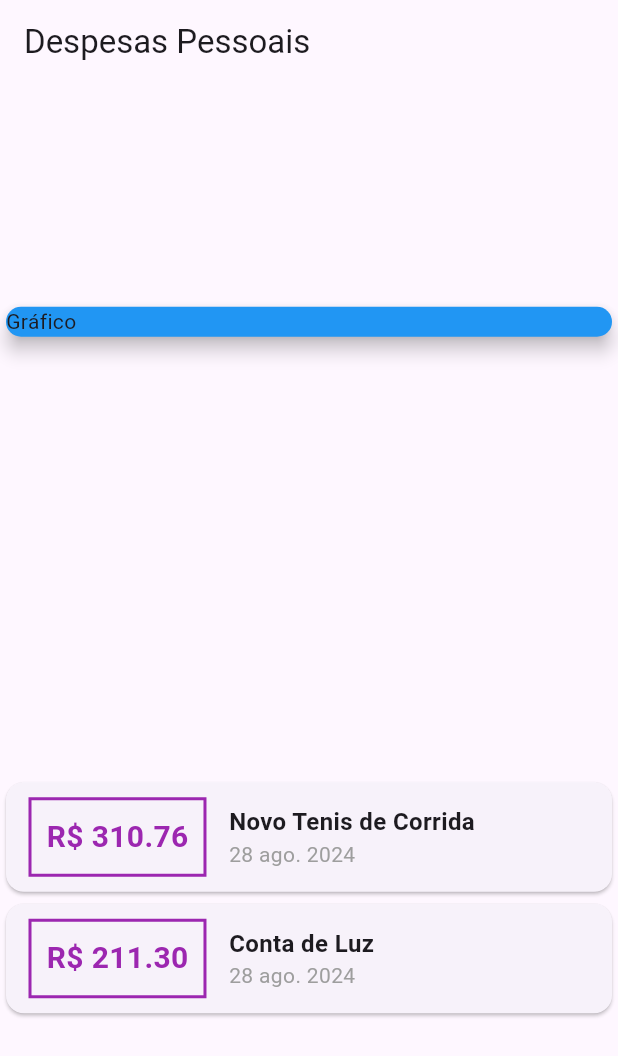
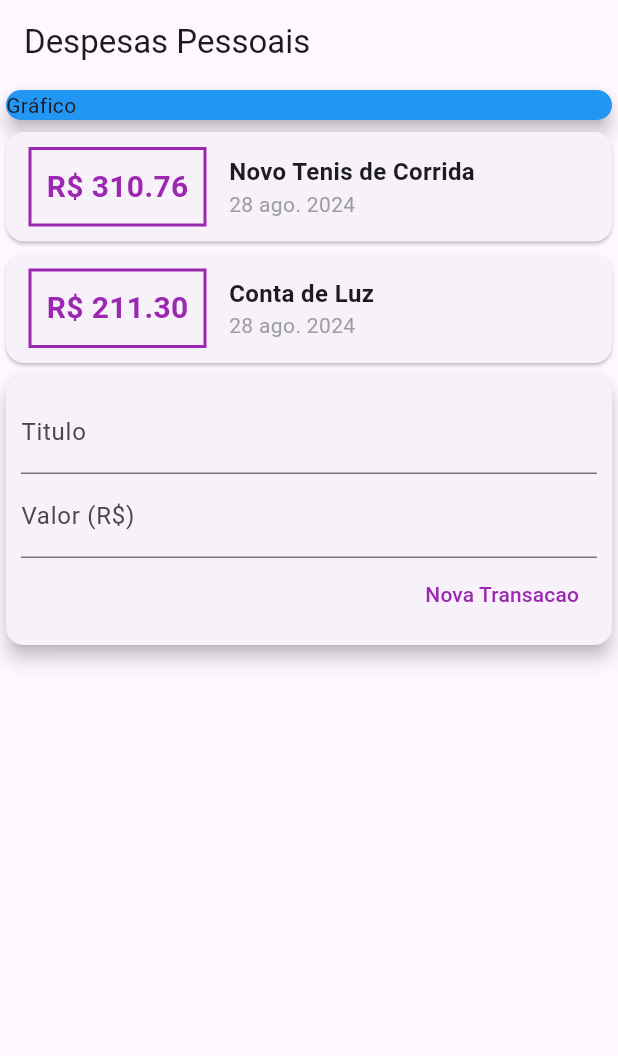
Before and after one commit to phsdeveloper/Mobile_Flutter_Estudo, a Flutter app: the screen it shows after launch, on a phone screen of 412 x 824 dp. Shown: the top 1056 px of the screen. Run offline on Flutter 3.47's test engine with Material 3 defaults, Android fonts, the phone set to English and light mode, and no system bars.

Commit message:
Aula 100. Finalizada com sucessoe compilando

```diff
--- a/Projetos/Secao03/expenses/lib/main.dart
+++ b/Projetos/Secao03/expenses/lib/main.dart
@@ -32,11 +32,9 @@ class MyHomePage extends StatelessWidget {
 
   @override
   Widget build(BuildContext context) {
-
     return Scaffold(
       appBar: AppBar(title: const Text('Despesas Pessoais')),
       body: Column(
-        mainAxisAlignment: MainAxisAlignment.spaceAround,
         crossAxisAlignment: CrossAxisAlignment.stretch,
         children: [
           const SizedBox(
@@ -76,7 +74,7 @@ class MyHomePage extends StatelessWidget {
                     ),
                     //-----------------------------------------------------------------------------
                     Column(
-                     crossAxisAlignment: CrossAxisAlignment.start,
+                      crossAxisAlignment: CrossAxisAlignment.start,
                       children: <Widget>[
                         Text(
                           tr.title,
@@ -99,13 +97,44 @@ class MyHomePage extends StatelessWidget {
               );
             }).toList(),
           ),
+          const Card(
+            elevation: 5,
+            child: Padding(
+              padding: EdgeInsets.all(10.0),
+              child: Column(
+                children: <Widget>[
+                  TextField(
+                    decoration: InputDecoration(
+                      labelText: 'Titulo',
+                    ),
+                  ),
+                  TextField(
+                    decoration: InputDecoration(
+                      labelText: 'Valor (R\$)',
+                    ),
+                  ),
+                  Row(
+                    mainAxisAlignment: MainAxisAlignment.end,
+                    children: [
+                      TextButton(
+                        onPressed: null,
+                        child: Text(
+                          'Nova Transacao',
+                          style: TextStyle(color: Colors.purple),
+                        ),
+                      ),
+                    ],
+                  )
+                ],
+              ),
+            ),
+          ),
         ],
       ),
     );
   }
 }
 /**
-Nessa aula foi adicionado no projeto o pacote intl para realizar a formatacao da
-data, entretanto esta no padrao americano.
-Olhando os comentarios da Aula achei uma forma de deixar no padrão PT BR
+Nessa aula foi adicionado os cmpos text para receber os dados e tambem o botao para adicionar uma nova transacao
+
  */
```
